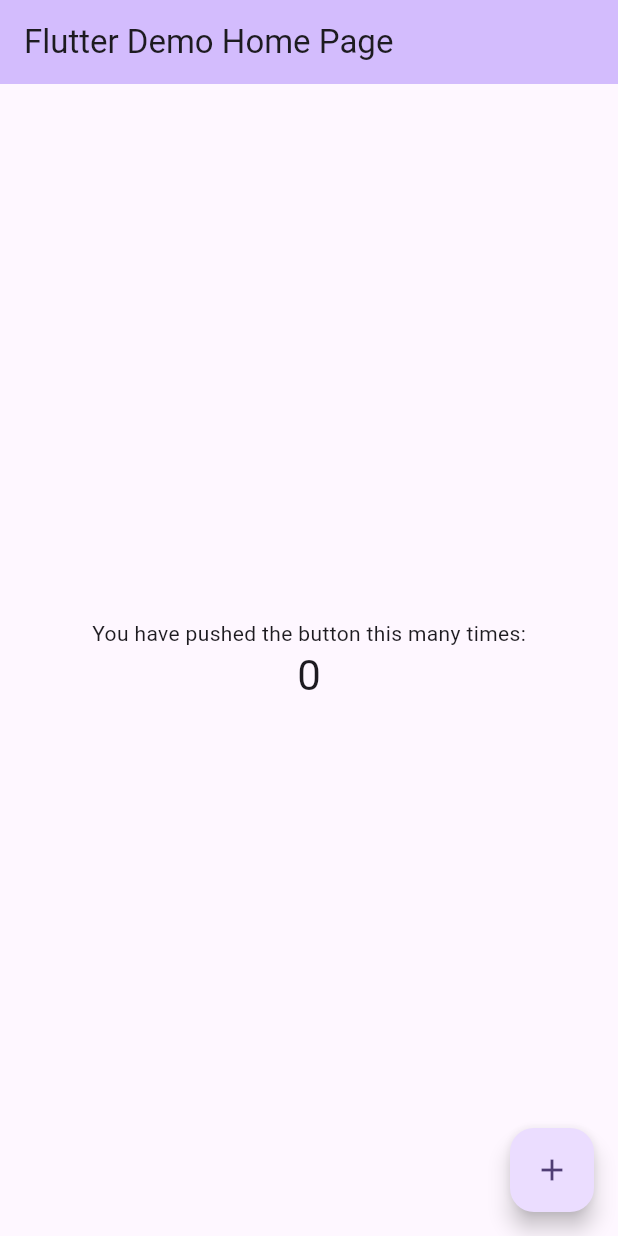
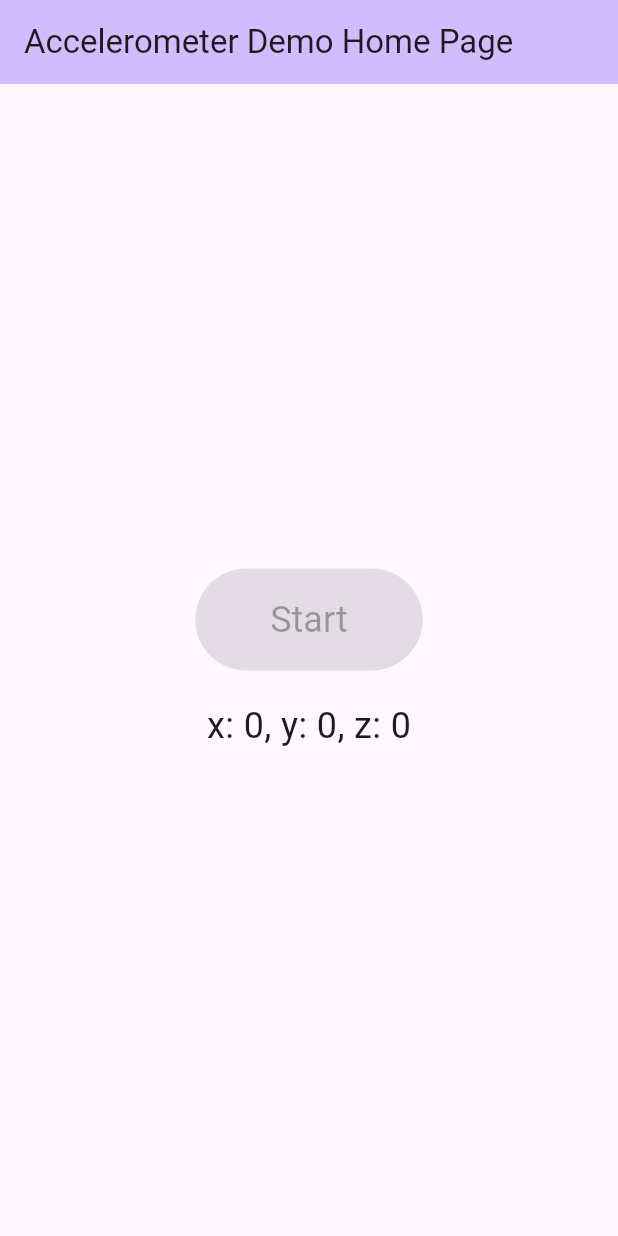
Before and after one commit to Kadoshima/accelerometerFlutterApp, a Flutter app: the screen it shows after launch, on a phone screen of 412 x 824 dp. Run offline on Flutter 3.47's test engine with Material 3 defaults, Android fonts, the phone set to English and light mode, and no system bars; missing offline and left inert: flutter_sensors.

Commit message:
[add] accelerometer

```diff
--- a/lib/main.dart
+++ b/lib/main.dart
@@ -1,4 +1,8 @@
 import 'package:flutter/material.dart';
+import 'package:flutter_sensors/flutter_sensors.dart';
+import 'package:path_provider/path_provider.dart';
+import 'dart:async';
+import 'dart:io';
 
 void main() {
   runApp(const MyApp());
@@ -7,46 +11,21 @@
 class MyApp extends StatelessWidget {
   const MyApp({super.key});
 
-  // This widget is the root of your application.
   @override
   Widget build(BuildContext context) {
     return MaterialApp(
-      title: 'Flutter Demo',
+      title: 'Accelerometer Demo',
       theme: ThemeData(
-        // This is the theme of your application.
-        //
-        // TRY THIS: Try running your application with "flutter run". You'll see
-        // the application has a purple toolbar. Then, without quitting the app,
-        // try changing the seedColor in the colorScheme below to Colors.green
-        // and then invoke "hot reload" (save your changes or press the "hot
-        // reload" button in a Flutter-supported IDE, or press "r" if you used
-        // the command line to start the app).
-        //
-        // Notice that the counter didn't reset back to zero; the application
-        // state is not lost during the reload. To reset the state, use hot
-        // restart instead.
-        //
-        // This works for code too, not just values: Most code changes can be
-        // tested with just a hot reload.
         colorScheme: ColorScheme.fromSeed(seedColor: Colors.deepPurple),
         useMaterial3: true,
       ),
-      home: const MyHomePage(title: 'Flutter Demo Home Page'),
+      home: const MyHomePage(title: 'Accelerometer Demo Home Page'),
     );
   }
 }
 
 class MyHomePage extends StatefulWidget {
   const MyHomePage({super.key, required this.title});
-
-  // This widget is the home page of your application. It is stateful, meaning
-  // that it has a State object (defined below) that contains fields that affect
-  // how it looks.
-
-  // This class is the configuration for the state. It holds the values (in this
-  // case the title) provided by the parent (in this case the App widget) and
-  // used by the build method of the State. Fields in a Widget subclass are
-  // always marked "final".
 
   final String title;
 
@@ -55,71 +34,106 @@
 }
 
 class _MyHomePageState extends State<MyHomePage> {
-  int _counter = 0;
+  final List<String> _sensorData = [];
+  late StreamSubscription _subscription;
+  late File _file;
+  bool _isSensorAvailable = false;
+  bool _isRecording = false;
+  String _currentData = 'x: 0, y: 0, z: 0';
 
-  void _incrementCounter() {
+  @override
+  void initState() {
+    super.initState();
+    _initializeFile();
+    _checkSensorAvailability();
+  }
+
+  Future<void> _initializeFile() async {
+    final directory = await getApplicationDocumentsDirectory();
+    final path = directory.path;
+    _file = File('$path/accelerometer_data.csv');
+    await _file.writeAsString('timestamp,x,y,z\n');
+  }
+
+  Future<void> _checkSensorAvailability() async {
+    final sensorAvailable = await SensorManager().isSensorAvailable(Sensors.ACCELEROMETER);
     setState(() {
-      // This call to setState tells the Flutter framework that something has
-      // changed in this State, which causes it to rerun the build method below
-      // so that the display can reflect the updated values. If we changed
-      // _counter without calling setState(), then the build method would not be
-      // called again, and so nothing would appear to happen.
-      _counter++;
+      _isSensorAvailable = sensorAvailable;
+    });
+  }
+
+  void _startSensor() async {
+    final sensor = await SensorManager().sensorUpdates(
+      sensorId: Sensors.ACCELEROMETER,
+      interval: Duration(microseconds: Duration.microsecondsPerSecond ~/ 200),
+    );
+
+    _subscription = sensor.listen((event) {
+      final timestamp = DateTime.now().millisecondsSinceEpoch;
+      final x = event.data[0];
+      final y = event.data[1];
+      final z = event.data[2];
+      final data = '$timestamp,$x,$y,$z\n';
+
+      setState(() {
+        _currentData = 'x: $x, y: $y, z: $z';
+        _sensorData.add(data);
+      });
+
+      _saveData(data);
+    });
+  }
+
+  Future<void> _saveData(String data) async {
+    await _file.writeAsString(data, mode: FileMode.append);
+  }
+
+  void _toggleRecording() {
+    if (_isRecording) {
+      _subscription.cancel();
+    } else {
+      _startSensor();
+    }
+    setState(() {
+      _isRecording = !_isRecording;
     });
   }
 
   @override
+  void dispose() {
+    if (_isRecording) {
+      _subscription.cancel();
+    }
+    super.dispose();
+  }
+
+  @override
   Widget build(BuildContext context) {
-    // This method is rerun every time setState is called, for instance as done
-    // by the _incrementCounter method above.
-    //
-    // The Flutter framework has been optimized to make rerunning build methods
-    // fast, so that you can just rebuild anything that needs updating rather
-    // than having to individually change instances of widgets.
     return Scaffold(
       appBar: AppBar(
-        // TRY THIS: Try changing the color here to a specific color (to
-        // Colors.amber, perhaps?) and trigger a hot reload to see the AppBar
-        // change color while the other colors stay the same.
         backgroundColor: Theme.of(context).colorScheme.inversePrimary,
-        // Here we take the value from the MyHomePage object that was created by
-        // the App.build method, and use it to set our appbar title.
         title: Text(widget.title),
       ),
       body: Center(
-        // Center is a layout widget. It takes a single child and positions it
-        // in the middle of the parent.
         child: Column(
-          // Column is also a layout widget. It takes a list of children and
-          // arranges them vertically. By default, it sizes itself to fit its
-          // children horizontally, and tries to be as tall as its parent.
-          //
-          // Column has various properties to control how it sizes itself and
-          // how it positions its children. Here we use mainAxisAlignment to
-          // center the children vertically; the main axis here is the vertical
-          // axis because Columns are vertical (the cross axis would be
-          // horizontal).
-          //
-          // TRY THIS: Invoke "debug painting" (choose the "Toggle Debug Paint"
-          // action in the IDE, or press "p" in the console), to see the
-          // wireframe for each widget.
           mainAxisAlignment: MainAxisAlignment.center,
           children: <Widget>[
-            const Text(
-              'You have pushed the button this many times:',
+            ElevatedButton(
+              onPressed: _isSensorAvailable ? _toggleRecording : null,
+              child: Text(_isRecording ? 'Stop' : 'Start'),
+              style: ElevatedButton.styleFrom(
+                padding: EdgeInsets.symmetric(horizontal: 50, vertical: 20),
+                textStyle: TextStyle(fontSize: 24),
+              ),
             ),
+            SizedBox(height: 20),
             Text(
-              '$_counter',
-              style: Theme.of(context).textTheme.headlineMedium,
+              _currentData,
+              style: TextStyle(fontSize: 24),
             ),
           ],
         ),
       ),
-      floatingActionButton: FloatingActionButton(
-        onPressed: _incrementCounter,
-        tooltip: 'Increment',
-        child: const Icon(Icons.add),
-      ), // This trailing comma makes auto-formatting nicer for build methods.
     );
   }
 }
```
Also changed, not shown: pubspec.yaml (+3 -70 lines), pubspec.lock, 1 other file.
